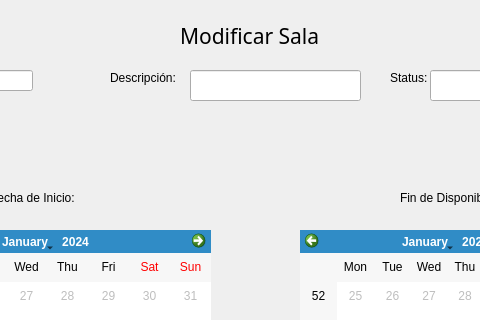
Old version of the form App_Medica/mainwindow.ui in the repository alejandra057/App_Medica_Progra3; both pictures show x 140 to 620 and y 0 to 320 of the 875 by 607 pixel window.
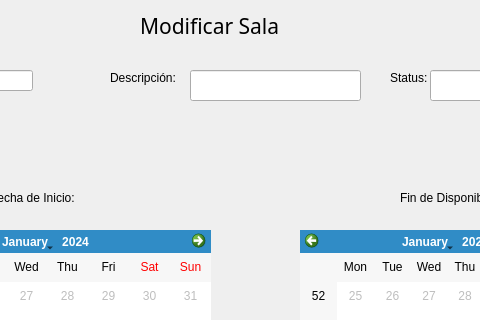
New version of the form. The open tabs and pages were chosen to show the change.

```diff
--- a/App_Medica/mainwindow.ui
+++ b/App_Medica/mainwindow.ui
@@ -916,9 +916,9 @@
      <widget class="QLabel" name="label_25">
       <property name="geometry">
        <rect>
-        <x>340</x>
-        <y>20</y>
-        <width>151</width>
+        <x>300</x>
+        <y>10</y>
+        <width>201</width>
         <height>31</height>
        </rect>
       </property>
```
Left out of the diff: 86 changed lines with no effect on the pictures.
